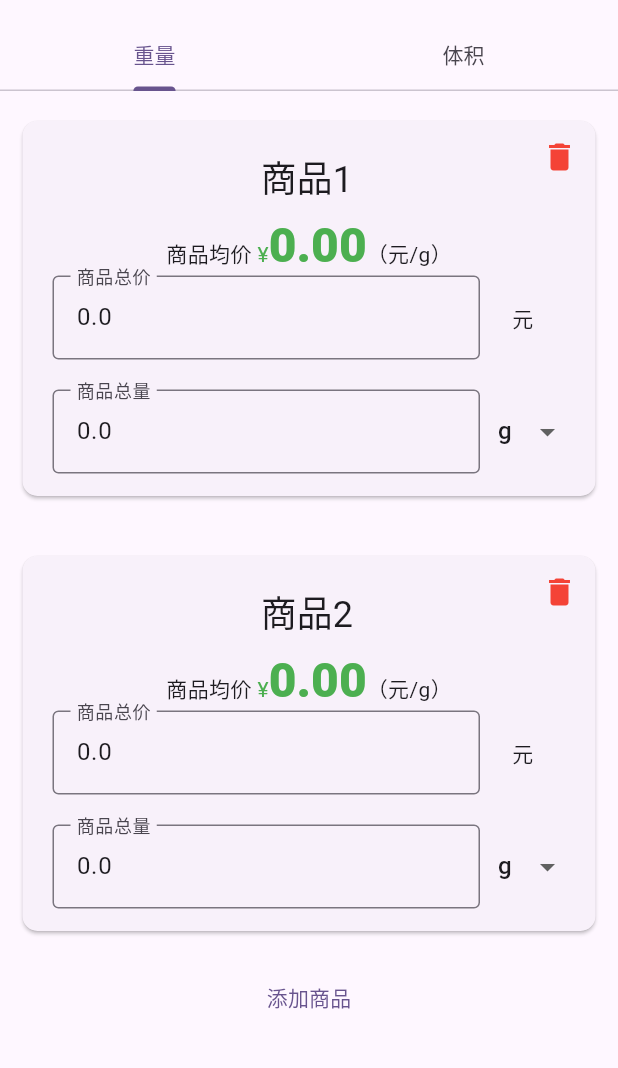
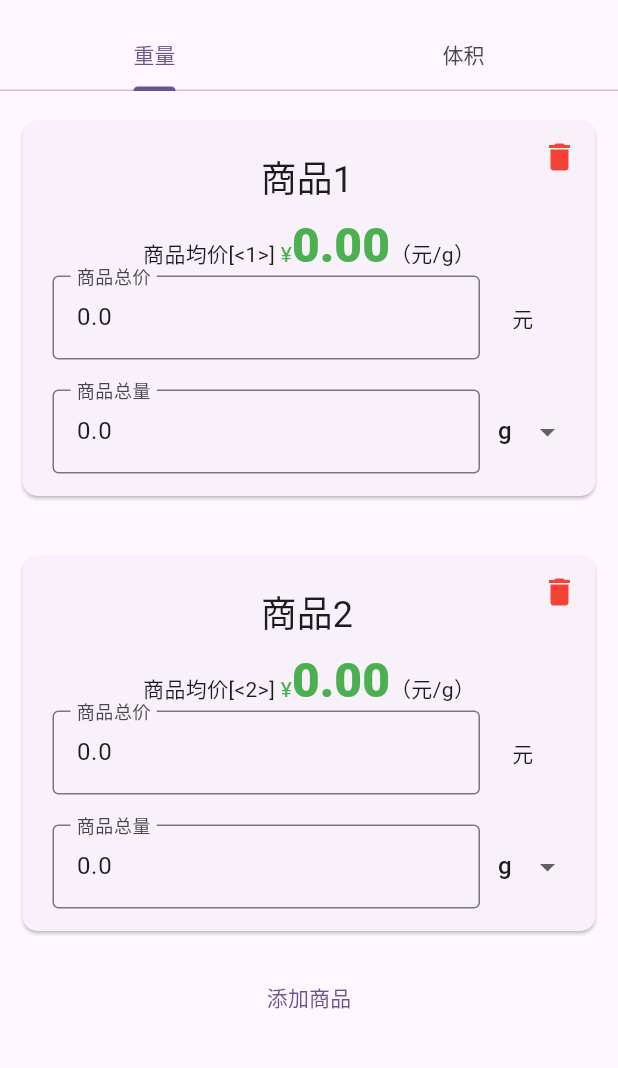
Before and after one commit to jixiaoyong/price_pk, a Flutter app: the screen it shows after launch, on a phone screen of 412 x 824 dp, the part 65-1133 px from its top. Run offline on Flutter 3.47's test engine with Material 3 defaults, Android fonts, the phone set to English and light mode, and no system bars; our stand-ins replace get.

Commit message:
fix: 给商品指定唯一id，避免更新list出错

```diff
--- a/lib/price_input_box_logic.dart
+++ b/lib/price_input_box_logic.dart
@@ -65,18 +65,24 @@ class InputBoxState {
   String name;
   double? price;
   UnitClass unit;
+  late int id;
 
-  late int id = DateTime.now().millisecondsSinceEpoch;
+  static int _id = 0;
 
   UnitClass get prePrice => unit.prePrice(price);
 
-  InputBoxState({this.price = 0.0, required this.unit, this.name = ""});
+  InputBoxState(
+      {this.price = 0.0, required this.unit, this.name = "", int? id}) {
+    this.id = id ?? ++_id;
+  }
 
-  InputBoxState copyWith({double? price, UnitClass? unit, String? name}) {
+  InputBoxState copyWith(
+      {double? price, UnitClass? unit, String? name, int? id}) {
     return InputBoxState(
       price: price ?? this.price,
       unit: unit ?? this.unit,
       name: name ?? this.name,
+      id: id ?? this.id,
     );
   }
 }
--- a/lib/widgets/goods_card.dart
+++ b/lib/widgets/goods_card.dart
@@ -55,7 +55,7 @@ class GoodsCard extends StatelessWidget {
                     onChange(data.copyWith(name: value));
                   },
                 ),
-                Text.rich(TextSpan(text: "商品均价 ", children: [
+                Text.rich(TextSpan(text: "商品均价${key} ", children: [
                   const TextSpan(
                     text: "¥",
                     style: TextStyle(color: Colors.green),
```
